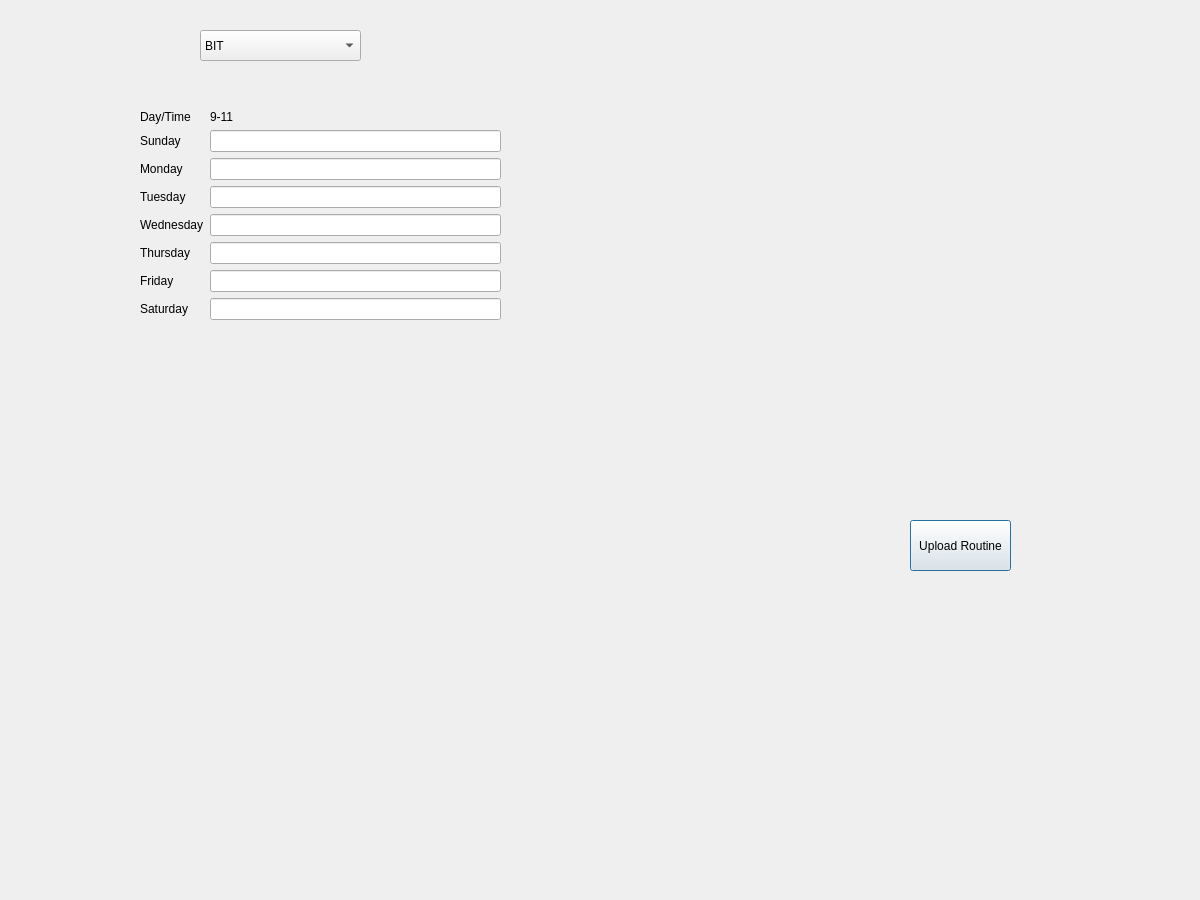
This is uploadroutine.ui in prazzx/Kakshya as Qt 5 draws it before an edit. The edited form follows.
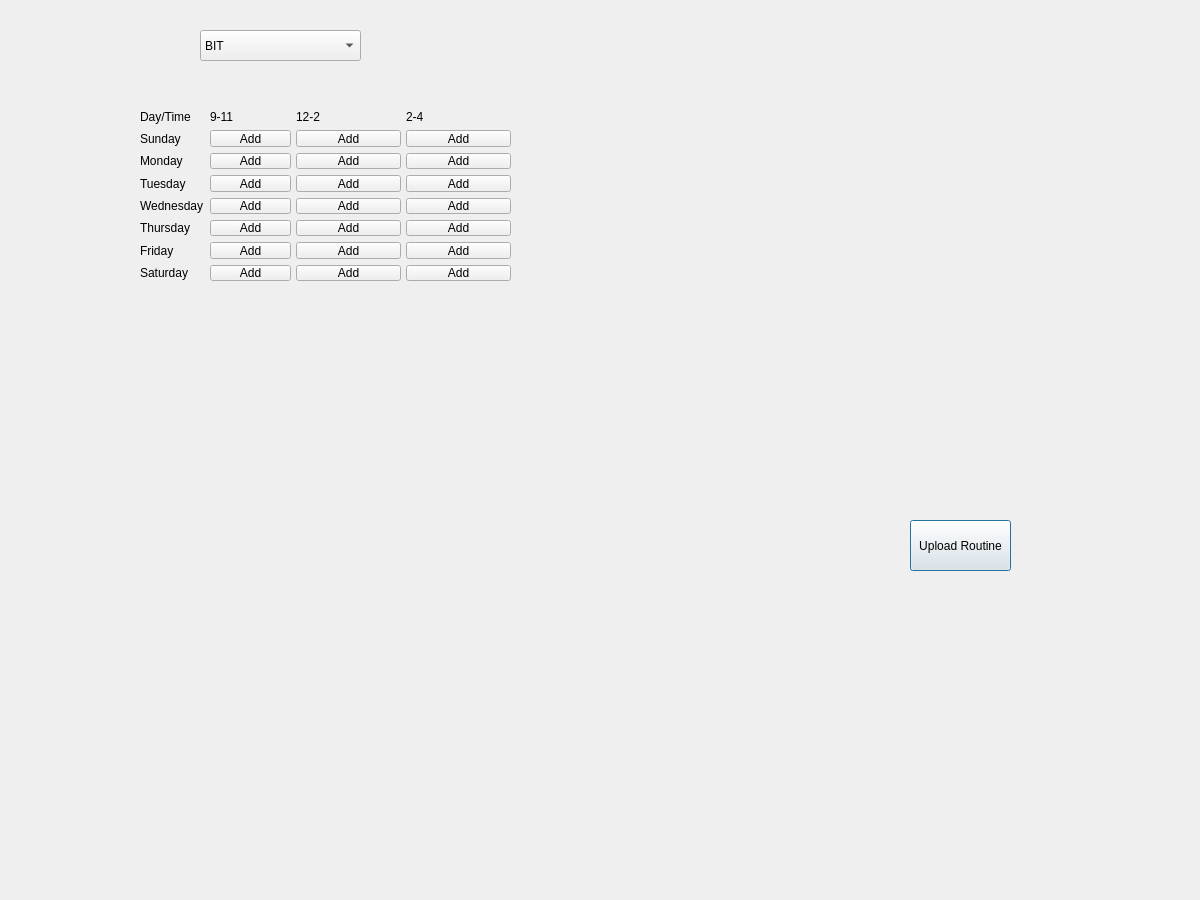
This is the edited form.

Commit message: Trying to add routine input form

What changed in the file:
```diff
--- a/uploadroutine.ui
+++ b/uploadroutine.ui
@@ -94,8 +94,8 @@
     <rect>
      <x>140</x>
      <y>110</y>
-     <width>361</width>
-     <height>311</height>
+     <width>151</width>
+     <height>171</height>
     </rect>
    </property>
    <layout class="QFormLayout" name="formLayout">
@@ -126,9 +126,6 @@
       </property>
      </widget>
     </item>
-    <item row="1" column="1">
-     <widget class="QLineEdit" name="lineEdit"/>
-    </item>
     <item row="2" column="0">
      <widget class="QLabel" name="label_4">
       <property name="text">
@@ -171,23 +168,202 @@
       </property>
      </widget>
     </item>
+    <item row="1" column="1">
+     <widget class="QPushButton" name="pushButton11">
+      <property name="text">
+       <string>Add</string>
+      </property>
+     </widget>
+    </item>
     <item row="2" column="1">
-     <widget class="QLineEdit" name="lineEdit_2"/>
+     <widget class="QPushButton" name="pushButton12">
+      <property name="text">
+       <string>Add</string>
+      </property>
+     </widget>
     </item>
     <item row="3" column="1">
-     <widget class="QLineEdit" name="lineEdit_3"/>
+     <widget class="QPushButton" name="pushButton13">
+      <property name="text">
+       <string>Add</string>
+      </property>
+     </widget>
     </item>
     <item row="4" column="1">
-     <widget class="QLineEdit" name="lineEdit_4"/>
+     <widget class="QPushButton" name="pushButton14">
+      <property name="text">
+       <string>Add</string>
+      </property>
+     </widget>
     </item>
     <item row="5" column="1">
-     <widget class="QLineEdit" name="lineEdit_5"/>
+     <widget class="QPushButton" name="pushButton15">
+      <property name="text">
+       <string>Add</string>
+      </property>
+     </widget>
     </item>
     <item row="6" column="1">
-     <widget class="QLineEdit" name="lineEdit_6"/>
+     <widget class="QPushButton" name="pushButton16">
+      <property name="text">
+       <string>Add</string>
+      </property>
+     </widget>
     </item>
     <item row="7" column="1">
-     <widget class="QLineEdit" name="lineEdit_7"/>
+     <widget class="QPushButton" name="pushButton17">
+      <property name="text">
+       <string>Add</string>
+      </property>
+     </widget>
+    </item>
+   </layout>
+  </widget>
+  <widget class="QWidget" name="formLayoutWidget_2">
+   <property name="geometry">
+    <rect>
+     <x>290</x>
+     <y>110</y>
+     <width>111</width>
+     <height>171</height>
+    </rect>
+   </property>
+   <layout class="QFormLayout" name="formLayout_2">
+    <item row="0" column="1">
+     <widget class="QLabel" name="label_11">
+      <property name="maximumSize">
+       <size>
+        <width>50</width>
+        <height>16777215</height>
+       </size>
+      </property>
+      <property name="text">
+       <string>12-2</string>
+      </property>
+     </widget>
+    </item>
+    <item row="1" column="1">
+     <widget class="QPushButton" name="pushButton21">
+      <property name="text">
+       <string>Add</string>
+      </property>
+     </widget>
+    </item>
+    <item row="2" column="1">
+     <widget class="QPushButton" name="pushButton22">
+      <property name="text">
+       <string>Add</string>
+      </property>
+     </widget>
+    </item>
+    <item row="3" column="1">
+     <widget class="QPushButton" name="pushButton23">
+      <property name="text">
+       <string>Add</string>
+      </property>
+     </widget>
+    </item>
+    <item row="4" column="1">
+     <widget class="QPushButton" name="pushButton24">
+      <property name="text">
+       <string>Add</string>
+      </property>
+     </widget>
+    </item>
+    <item row="5" column="1">
+     <widget class="QPushButton" name="pushButton25">
+      <property name="text">
+       <string>Add</string>
+      </property>
+     </widget>
+    </item>
+    <item row="6" column="1">
+     <widget class="QPushButton" name="pushButton26">
+      <property name="text">
+       <string>Add</string>
+      </property>
+     </widget>
+    </item>
+    <item row="7" column="1">
+     <widget class="QPushButton" name="pushButton27">
+      <property name="text">
+       <string>Add</string>
+      </property>
+     </widget>
+    </item>
+   </layout>
+  </widget>
+  <widget class="QWidget" name="formLayoutWidget_3">
+   <property name="geometry">
+    <rect>
+     <x>400</x>
+     <y>110</y>
+     <width>111</width>
+     <height>171</height>
+    </rect>
+   </property>
+   <layout class="QFormLayout" name="formLayout_3">
+    <item row="0" column="1">
+     <widget class="QLabel" name="label_12">
+      <property name="maximumSize">
+       <size>
+        <width>50</width>
+        <height>16777215</height>
+       </size>
+      </property>
+      <property name="text">
+       <string>2-4</string>
+      </property>
+     </widget>
+    </item>
+    <item row="1" column="1">
+     <widget class="QPushButton" name="pushButton31">
+      <property name="text">
+       <string>Add</string>
+      </property>
+     </widget>
+    </item>
+    <item row="2" column="1">
+     <widget class="QPushButton" name="pushButton32">
+      <property name="text">
+       <string>Add</string>
+      </property>
+     </widget>
+    </item>
+    <item row="3" column="1">
+     <widget class="QPushButton" name="pushButton33">
+      <property name="text">
+       <string>Add</string>
+      </property>
+     </widget>
+    </item>
+    <item row="4" column="1">
+     <widget class="QPushButton" name="pushButton34">
+      <property name="text">
+       <string>Add</string>
+      </property>
+     </widget>
+    </item>
+    <item row="5" column="1">
+     <widget class="QPushButton" name="pushButton35">
+      <property name="text">
+       <string>Add</string>
+      </property>
+     </widget>
+    </item>
+    <item row="6" column="1">
+     <widget class="QPushButton" name="pushButton36">
+      <property name="text">
+       <string>Add</string>
+      </property>
+     </widget>
+    </item>
+    <item row="7" column="1">
+     <widget class="QPushButton" name="pushButton37">
+      <property name="text">
+       <string>Add</string>
+      </property>
+     </widget>
     </item>
    </layout>
   </widget>
```
The commit also changes 50 other files.
